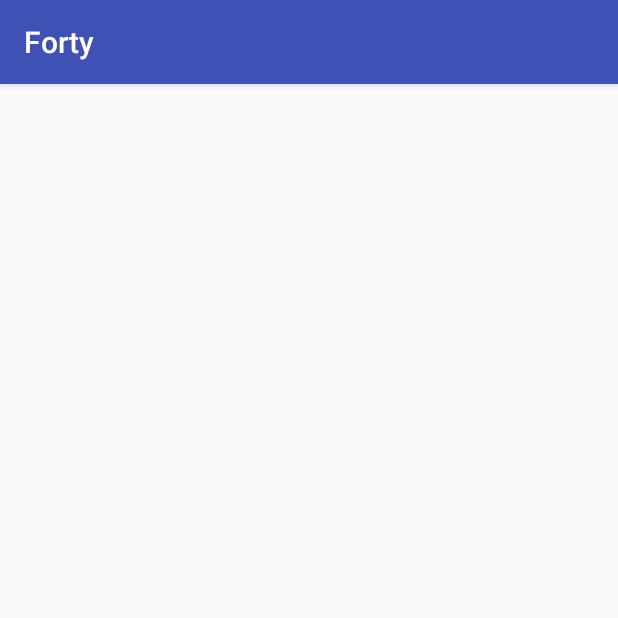
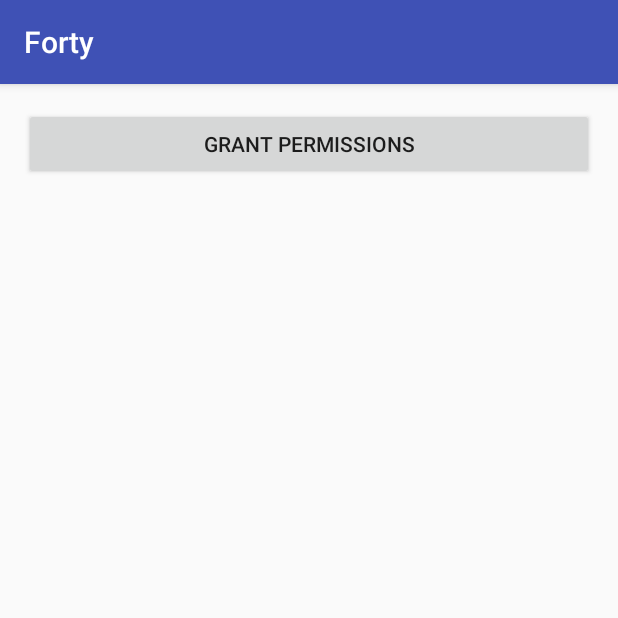
Before and after one commit to yuvaldrori/Forty, an Android app: the screen it shows after launch (MainActivity), on a phone screen of 412 x 824 dp, the top half of it. Run offline under Robolectric (Android 15) with nearby library versions, the phone set to English and light mode, and no system bars.

Commit message:
auto ask perms only on first run, otherwise, use button

```diff
--- a/app/src/main/java/me/drori/forty/MainActivity.java
+++ b/app/src/main/java/me/drori/forty/MainActivity.java
@@ -16,12 +16,15 @@ import android.support.v4.content.ContextCompat;
 import android.support.v7.app.AppCompatActivity;
 import android.os.Bundle;
 import android.util.Pair;
+import android.view.View;
+import android.widget.Button;
 
 import java.util.ArrayList;
 import java.util.List;
 
 public class MainActivity extends AppCompatActivity {
 
+    private final static String FIRST_RUN_PREFERENCE = "first_run";
     public final static String CALENDAR_PREFERENCE_LIST = "list_calendar";
     private final static int FORTY_PERMISSIONS_REQUEST_CODE = 42;
     private final static String PREFERENCE_FRAGMENT_TAG = "preference_fragment_tag";
@@ -30,8 +33,10 @@ public class MainActivity extends AppCompatActivity {
     protected void onCreate(Bundle savedInstanceState) {
         super.onCreate(null);
         setContentView(R.layout.activity_main);
-        if (!hasPermission()) {
-            askPermissions();
+        SharedPreferences sharedPref = PreferenceManager.getDefaultSharedPreferences(this);
+        if (sharedPref.getBoolean(FIRST_RUN_PREFERENCE, true) && !hasPermission()) {
+            sharedPref.edit().putBoolean(FIRST_RUN_PREFERENCE, false).apply();
+            askPermissions(null);
         }
     }
 
@@ -59,7 +64,7 @@ public class MainActivity extends AppCompatActivity {
             case FORTY_PERMISSIONS_REQUEST_CODE:
                 for (int result : grantResults) {
                     if (result != PackageManager.PERMISSION_GRANTED) {
-                        askPermissions();
+                        askPermissions(null);
                     }
                 }
 
@@ -88,7 +93,7 @@ public class MainActivity extends AppCompatActivity {
         return !(enabledNotificationListeners == null || !enabledNotificationListeners.contains(packageName));
     }
 
-    private void askPermissions() {
+    public void askPermissions(View view) {
         ActivityCompat.requestPermissions(this,
                 new String[]{Manifest.permission.READ_CALENDAR,
                         Manifest.permission.WRITE_CALENDAR,
@@ -103,22 +108,22 @@ public class MainActivity extends AppCompatActivity {
                 Manifest.permission.READ_CALENDAR);
         int permissionCheckGetAccount = ContextCompat.checkSelfPermission(this,
                 Manifest.permission.GET_ACCOUNTS);
-        if (permissionCheckCalendarRead != PackageManager.PERMISSION_GRANTED ||
+        return !(permissionCheckCalendarRead != PackageManager.PERMISSION_GRANTED ||
                 permissionCheckCalendarWrite != PackageManager.PERMISSION_GRANTED ||
                 permissionCheckGetAccount != PackageManager.PERMISSION_GRANTED ||
-                !hasNotificationAccess()) {
-            return false ;
-        } else {
-            return true;
-        }
+                !hasNotificationAccess());
     }
 
     private void setScreen(boolean granted) {
+        Button permissionsButton = (Button)findViewById(R.id.permissions_button);
         if (granted) {
+            permissionsButton.setVisibility(View.GONE);
             getFragmentManager().beginTransaction()
                     .add(R.id.main, new SettingsFragment(), PREFERENCE_FRAGMENT_TAG)
                     .commit();
         } else {
+            permissionsButton.setVisibility(View.VISIBLE);
+            permissionsButton.setText(R.string.permissions_button_text);
             removeFragment();
         }
     }
--- a/app/src/main/res/layout/activity_main.xml
+++ b/app/src/main/res/layout/activity_main.xml
@@ -10,4 +10,11 @@
     android:paddingTop="@dimen/activity_vertical_margin"
     tools:context="me.drori.forty.MainActivity">
 
+    <Button
+        android:visibility="gone"
+        android:onClick="askPermissions"
+        android:id="@+id/permissions_button"
+        android:layout_width="match_parent"
+        android:layout_height="wrap_content" />
+
 </RelativeLayout>
--- a/app/src/main/res/values/strings.xml
+++ b/app/src/main/res/values/strings.xml
@@ -4,4 +4,5 @@
     <string name="calendar_settings_summary">%s</string>
     <string name="calendar_settings_summary_none">No calendar selected!</string>
     <string name="calendar_settings_dialog_title">Pick a calendar.</string>
+    <string name="permissions_button_text">Grant permissions</string>
 </resources>
```
